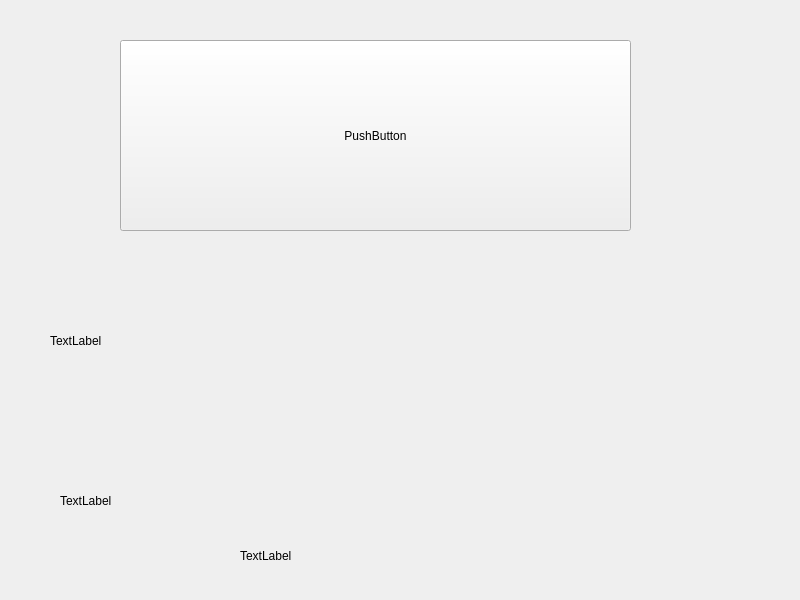
This is widget.ui in hepuyao/ukui-about as Qt 5 draws it before an edit. The edited form follows.
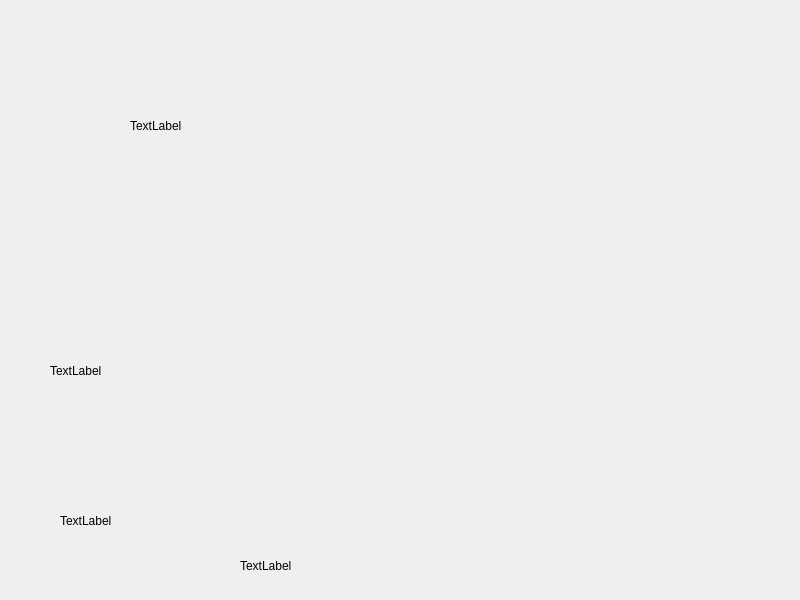
This is the edited form.

Diff of the .ui file:
```diff
--- a/widget.ui
+++ b/widget.ui
@@ -13,24 +13,11 @@
   <property name="windowTitle">
    <string>Widget</string>
   </property>
-  <widget class="QPushButton" name="pushButton">
-   <property name="geometry">
-    <rect>
-     <x>120</x>
-     <y>40</y>
-     <width>511</width>
-     <height>191</height>
-    </rect>
-   </property>
-   <property name="text">
-    <string>PushButton</string>
-   </property>
-  </widget>
   <widget class="QLabel" name="label">
    <property name="geometry">
     <rect>
      <x>60</x>
-     <y>470</y>
+     <y>490</y>
      <width>701</width>
      <height>61</height>
     </rect>
@@ -45,7 +32,7 @@
      <x>50</x>
      <y>240</y>
      <width>701</width>
-     <height>201</height>
+     <height>261</height>
     </rect>
    </property>
    <property name="text">
@@ -56,7 +43,7 @@
    <property name="geometry">
     <rect>
      <x>240</x>
-     <y>540</y>
+     <y>550</y>
      <width>301</width>
      <height>31</height>
     </rect>
@@ -65,6 +52,19 @@
     <string>TextLabel</string>
    </property>
   </widget>
+  <widget class="QLabel" name="label_4">
+   <property name="geometry">
+    <rect>
+     <x>130</x>
+     <y>40</y>
+     <width>471</width>
+     <height>171</height>
+    </rect>
+   </property>
+   <property name="text">
+    <string>TextLabel</string>
+   </property>
+  </widget>
  </widget>
  <resources/>
  <connections/>
```
